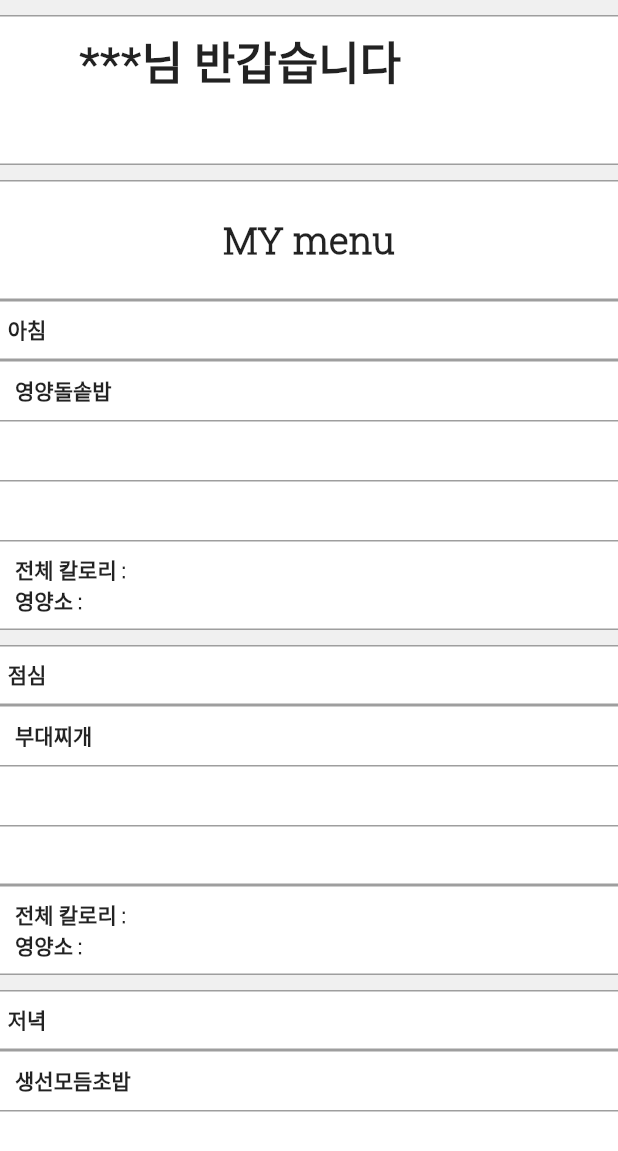
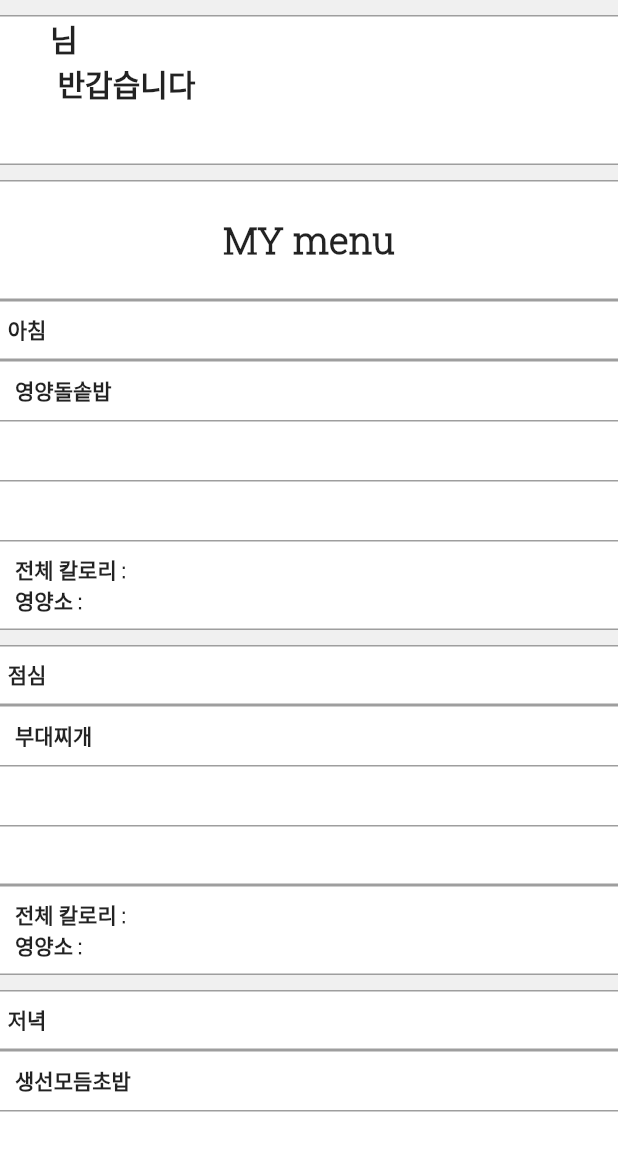
Before and after one commit to CWT1999/food_management_new, a Flutter app: the MainHome screen opened directly, on a phone screen of 412 x 824 dp, the part 84-1235 px from its top. Run offline on Flutter 3.47's test engine with Material 2 defaults, Android fonts, the phone set to English and light mode, and no system bars; our stand-ins replace firebase_auth, firebase_core, image_picker; accounts and stored records are empty; network calls fail; statements that could not run were skipped.

Commit message:
메인 화면 이름이랑 프로필 화면 이름 바꾸기 성공

```diff
--- a/lib/main.dart
+++ b/lib/main.dart
@@ -35,7 +35,7 @@ class Splash extends StatelessWidget {
               value: JoinOrLogin(),
               child: AuthPage());
         }else{
-          return  MainPage(email:snapshot.data.toString());
+          return  MainPage();
         }
       }
     );
--- a/lib/screens/login.dart
+++ b/lib/screens/login.dart
@@ -173,6 +173,8 @@ class AuthPage extends StatelessWidget {
           builder: (context, joinOrLogin, child) =>
               ElevatedButton(
                 onPressed: () {
+                  print(_emailController.text);
+
                   if (_formKey.currentState!.validate()) {
                     joinOrLogin.isJoin?_register(context):_login(context);
                   }
@@ -199,7 +201,7 @@ class AuthPage extends StatelessWidget {
         child: FittedBox(
           fit: BoxFit.contain,
           child: CircleAvatar(
-            backgroundImage: AssetImage("assets/food1.jpg"),
+            backgroundImage: AssetImage("assets/logo.png"),
           ),
         ),
       ),
--- a/lib/screens/main_home.dart
+++ b/lib/screens/main_home.dart
@@ -1,12 +1,15 @@
 import 'package:flutter/cupertino.dart';
 import 'package:flutter/material.dart';
-import 'package:food_management/data/food.dart';
 import 'package:food_management/screens/main_home_edit.dart';
 import 'main_food_menu.dart';
 import 'package:food_management/data/food_recommend_api/meal_recommend.dart';
-import 'package:food_management/data/food_recommend_api/food_recommend.dart';
+import 'package:food_management/data/food_recommend_api/food_recommend.dart'
+;import 'package:firebase_auth/firebase_auth.dart';
+
 class MainHome extends StatefulWidget {
-  const MainHome({Key? key}) : super(key: key);
+  MainHome({Key? key}) : super(key: key);
+
+  final user = FirebaseAuth.instance.currentUser;
 
   @override
   State<MainHome> createState() => _MainHomeState();
@@ -277,14 +280,14 @@ class _MainHomeState extends State<MainHome> with AutomaticKeepAliveClientMixin<
                               )),
                           child: Row(children: [
                             Container(
-                              alignment: Alignment(-0.0, 0.0),
+                              alignment: Alignment(-0.7,0),
                               width: 320,
                               child: Text(
-                                "***님 반갑습니다",
+                                "${widget.user?.email}님 \n 반갑습니다",
                                 style: TextStyle(
                                   backgroundColor: Colors.white,
                                   fontFamily: 'RobotoSlab',
-                                  fontSize: 30,
+                                  fontSize: 20,
                                   fontWeight: FontWeight.bold,
                                 ),
                               ),
--- a/lib/screens/main_page.dart
+++ b/lib/screens/main_page.dart
@@ -1,20 +1,12 @@
-import 'package:flutter/cupertino.dart';
 import 'package:flutter/material.dart';
-import 'package:food_management/screens/main_home_edit.dart';
 import 'package:food_management/screens/main_food_menu2.dart';
 import 'package:food_management/screens/main_home.dart';
 import 'package:food_management/screens/main_profile.dart';
-
-
 import '../widget/bottom_bar.dart';
-import 'main_food_menu.dart';
 import 'main_home.dart';
 
 // ignore: must_be_immutable
 class MainPage extends StatefulWidget {
-  MainPage({required this.email});
-  String email;
-
   @override
   _MainPageState createState() => _MainPageState();
 }
--- a/pubspec.yaml
+++ b/pubspec.yaml
@@ -61,7 +61,7 @@ dev_dependencies:
 # The following section is specific to Flutter packages.
 flutter:
   assets:
-    - assets/food/
+    - assets/
   # The following line ensures that the Material Icons font is
   # included with your application, so that you can use the icons in
   # the material Icons class.
```
Also changed, not shown: lib/screens/main_profile.dart (+8 -5 lines), assets/logo.png (added).
